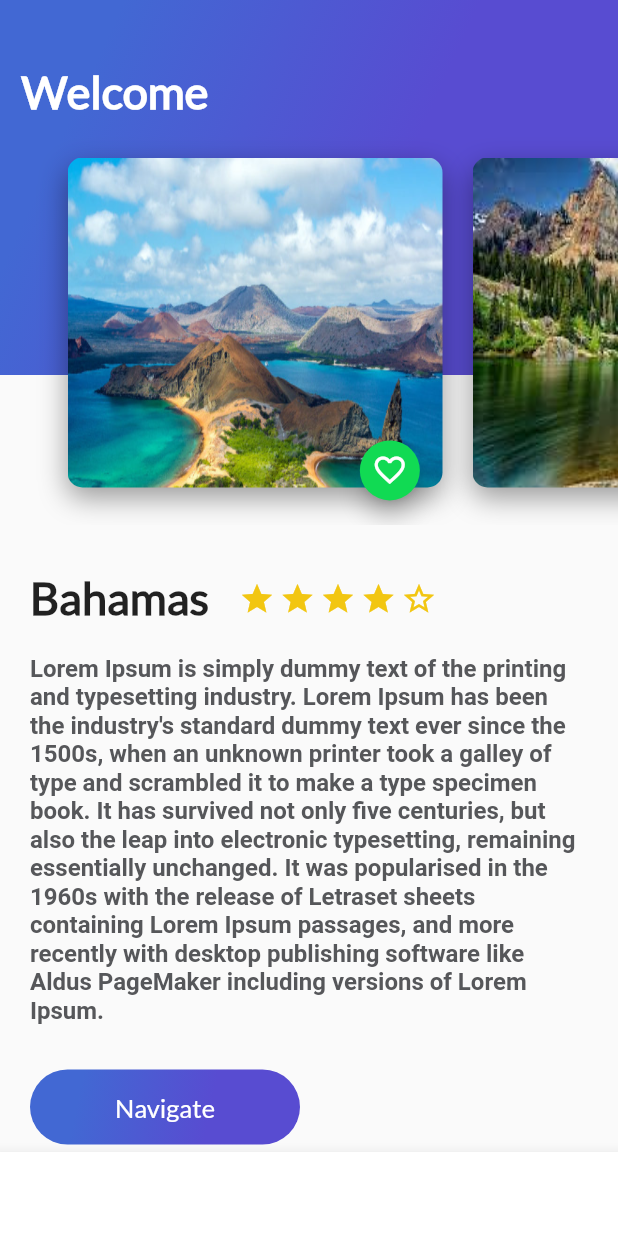
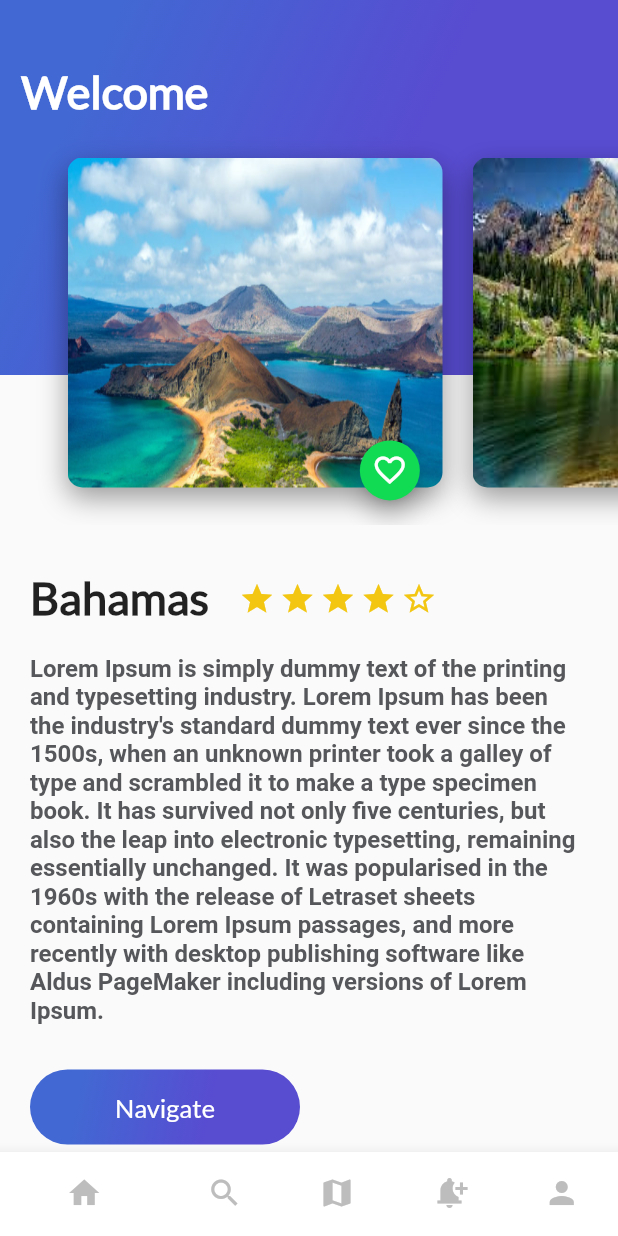
Before and after one commit to janerleonardo/FlutterBasic, a Flutter app: the screen it shows after launch, on a phone screen of 412 x 824 dp. Run offline on Flutter 3.47's test engine with Material 2 defaults, Android fonts, the phone set to English and light mode, and no system bars.

```diff
--- a/lib/notification_trips.dart
+++ b/lib/notification_trips.dart
@@ -1,6 +1,6 @@
 import 'package:flutter/material.dart';
 
-class NoticationsTrips extends StatelessWidget {
+class NotificationsTrips extends StatelessWidget {
   @override
   Widget build(BuildContext context) {
     // TODO: implement build
--- a/lib/trips_app.dart
+++ b/lib/trips_app.dart
@@ -43,32 +43,38 @@ class _TripsApp extends State<TripsApp> {
       body: widgetChildren[indexTap],
       bottomNavigationBar: Theme(data: Theme.of(context).copyWith(
         canvasColor: Colors.white,
-        primaryColor: Colors.purple
+        primaryColor: Colors.green
 
       ),
         child: BottomNavigationBar(
           currentIndex: indexTap,
           onTap: OnTapTapped ,
+          showSelectedLabels: false,
           showUnselectedLabels: false,
           items: [
             BottomNavigationBarItem(
-              icon: Icon(Icons.home),
+              icon: Icon(Icons.home,
+              color: Colors.grey.shade400),
               label: ""
               ),
               BottomNavigationBarItem(
-              icon: Icon(Icons.search),
+              icon: Icon(Icons.search,
+              color: Colors.grey.shade400,),
               label: ""
               ),
               BottomNavigationBarItem(
-                icon: Icon(Icons.map),
+                icon: Icon(Icons.map,
+              color: Colors.grey.shade400),
                 label: ""
               ),
                BottomNavigationBarItem(
-                icon: Icon(Icons.notification_add),
+                icon: Icon(Icons.notification_add,
+              color: Colors.grey.shade400),
                 label: ""
               ),
                BottomNavigationBarItem(
-                icon: Icon(Icons.person),
+                icon: Icon(Icons.person,
+              color: Colors.grey.shade400),
                 label: ""
               )
           ])),
```
Also changed, not shown: lib/platzi_trips_cupertino.dart (added, +55 -0 lines), lib/search_trips.dart (+11 -0 lines).
